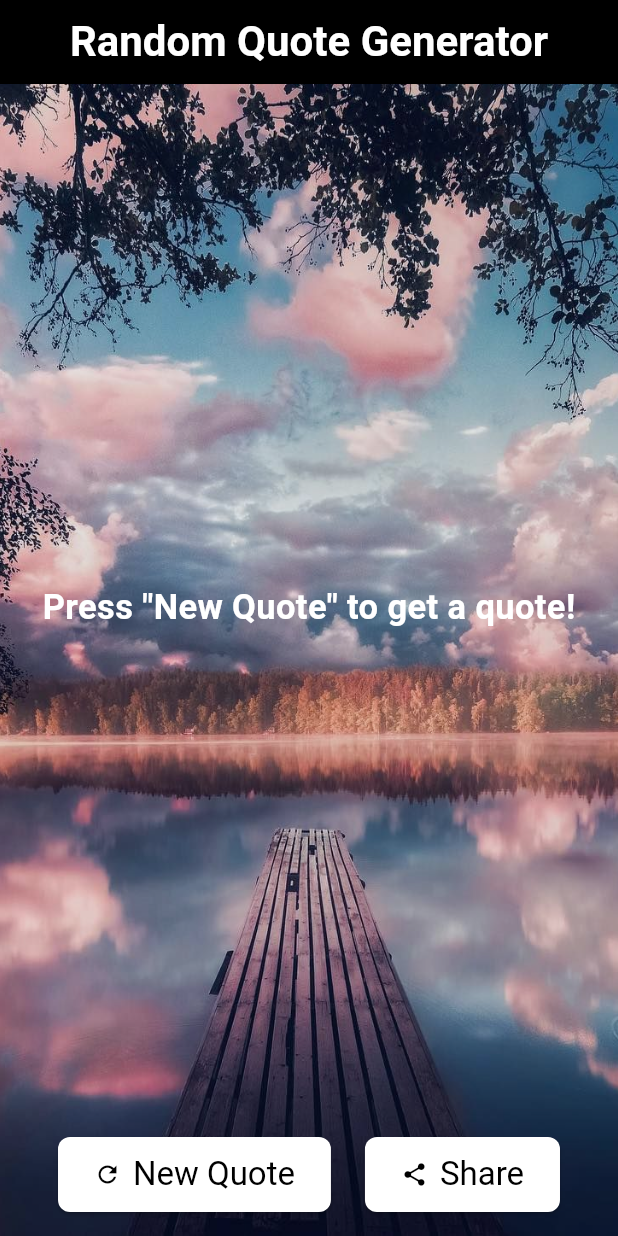
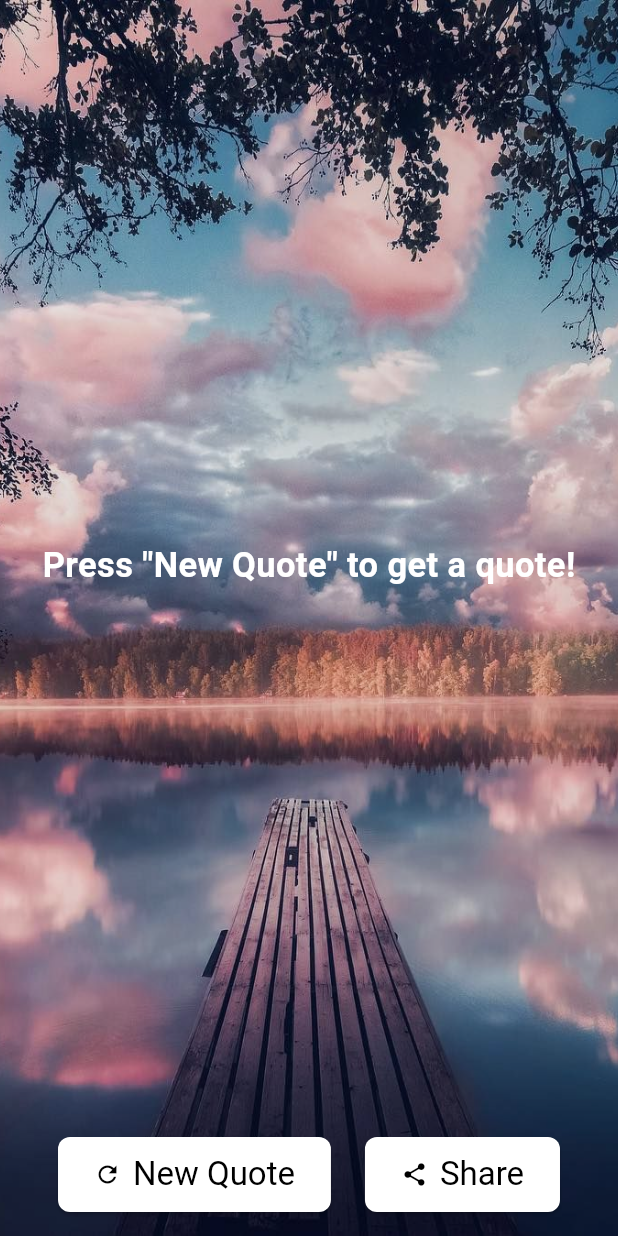
Before and after one commit to soutAhmedTayseer/CodeAlpha_RandomQuoteGenerator, a Flutter app: the screen it shows after launch, on a phone screen of 412 x 824 dp. Run offline on Flutter 3.47's test engine with Material 3 defaults, Android fonts, the phone set to English and light mode, and no system bars; our stand-ins replace share_plus.

Commit message:
updating quote page

```diff
--- a/lib/quote_page.dart
+++ b/lib/quote_page.dart
@@ -66,18 +66,6 @@ class _QuotePageState extends State<QuotePage> {
     final Color textColor = Colors.white; // White text color
 
     return Scaffold(
-      appBar: AppBar(
-        centerTitle: true,
-        title: Text(
-          'Random Quote Generator',
-          style: TextStyle(
-            fontSize: 28,
-            fontWeight: FontWeight.bold,
-            color: textColor, // White text color
-          ),
-        ),
-        backgroundColor: appBarColor, // Set the AppBar color to black
-      ),
       body: Stack(
         fit: StackFit.expand,
         children: [
```
